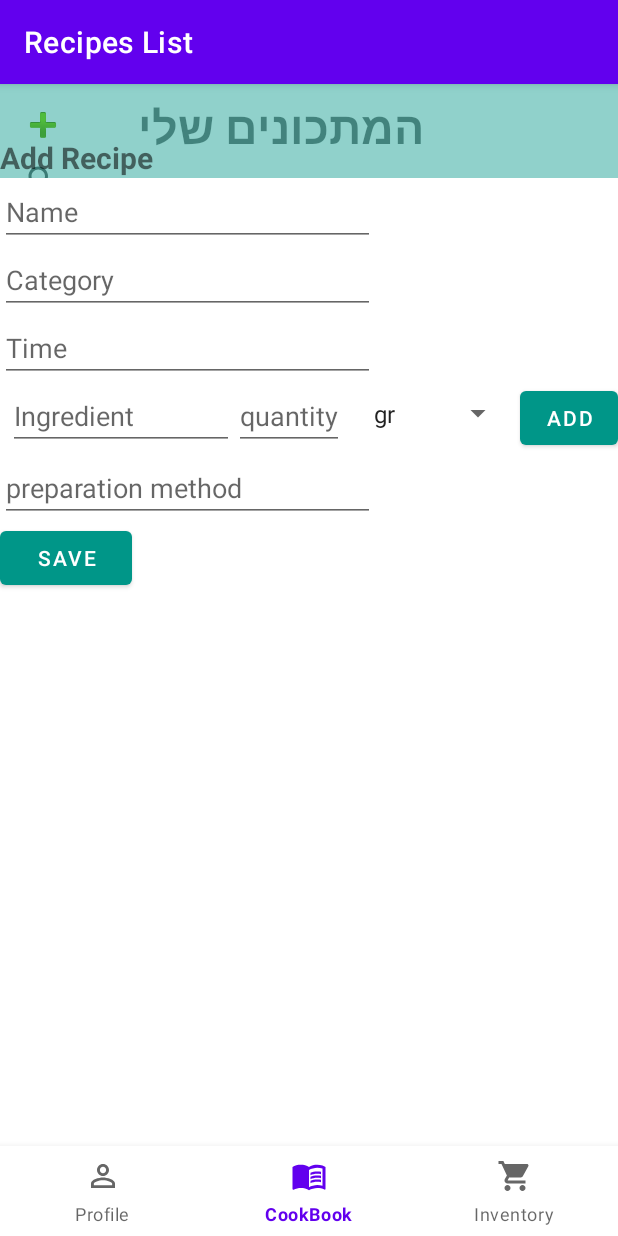
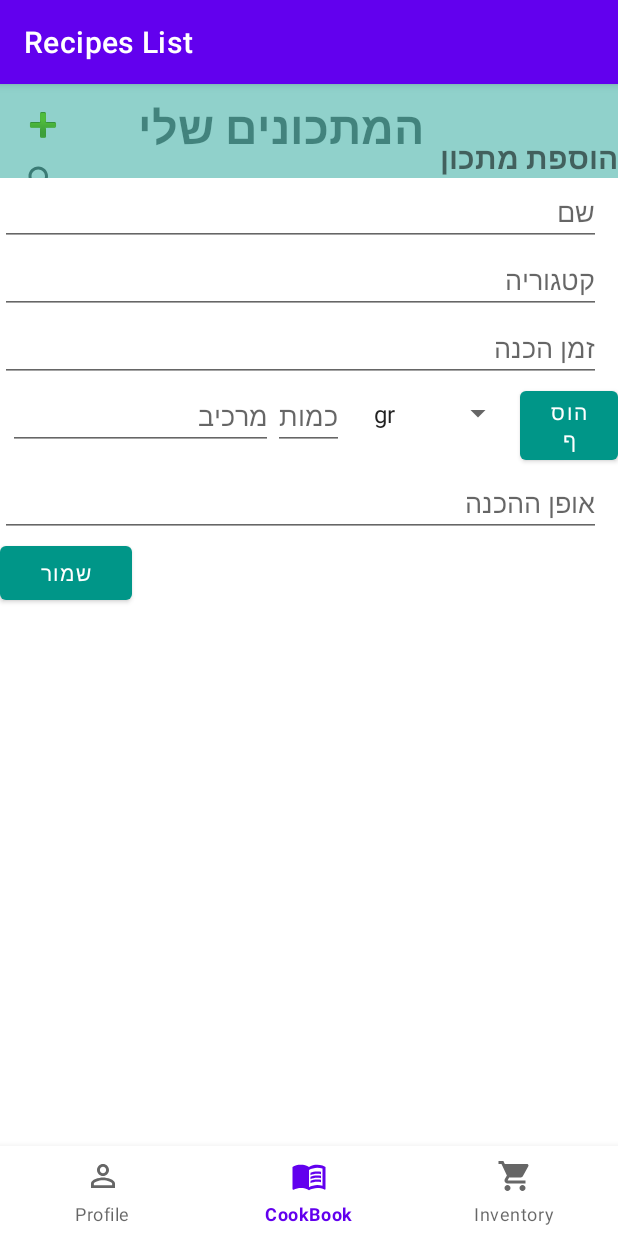
Before and after one commit to LeahMi/FinalProject, an Android app: the fragment AddRecipeFragment placed in its activity, on a phone screen of 412 x 824 dp. Run offline under Robolectric (Android 15) with nearby library versions, the phone set to English and light mode, and no system bars; our stand-ins replace Firebase (no records; nobody signed in at launch, a user with empty details on screens opened directly), navigation-ui.

Commit message:
change the xml to hebrew

```diff
--- a/app/src/main/res/layout/fragment_add_recipe.xml
+++ b/app/src/main/res/layout/fragment_add_recipe.xml
@@ -14,9 +14,9 @@
     android:paddingBottom="0dp">
 
     <TextView
-        android:layout_width="wrap_content"
+        android:layout_width="match_parent"
         android:layout_height="wrap_content"
-        android:text="Add Recipe"
+        android:text="הוספת מתכון"
         android:textSize="20dp"
         android:textStyle="bold" />
 
@@ -33,24 +33,24 @@
 
             <EditText
                 android:id="@+id/name"
-                android:layout_width="250dp"
+                android:layout_width="match_parent"
                 android:layout_height="wrap_content"
                 android:layout_marginRight="11dp"
-                android:hint="Name" />
+                android:hint="שם" />
 
             <EditText
                 android:id="@+id/category"
-                android:layout_width="250dp"
+                android:layout_width="match_parent"
                 android:layout_height="wrap_content"
                 android:layout_marginRight="11dp"
-                android:hint="Category" />
+                android:hint="קטגוריה" />
 
             <EditText
                 android:id="@+id/time"
-                android:layout_width="250dp"
+                android:layout_width="match_parent"
                 android:layout_height="wrap_content"
                 android:layout_marginRight="11dp"
-                android:hint="Time" />
+                android:hint="זמן הכנה" />
 
             <RelativeLayout
                 android:layout_width="match_parent"
@@ -61,7 +61,7 @@
                     android:layout_width="65dp"
                     android:layout_height="match_parent"
                     android:layout_alignParentRight="true"
-                    android:text="Add"
+                    android:text="הוסף"
                     app:backgroundTint="#009688" />
 
 
@@ -73,7 +73,7 @@
                     android:layout_marginStart="5dp"
                     android:layout_marginRight="33dp"
                     android:layout_toLeftOf="@id/quantity"
-                    android:hint="Ingredient" />
+                    android:hint="מרכיב" />
 
                 <EditText
                     android:id="@+id/quantity"
@@ -81,7 +81,7 @@
                     android:layout_height="match_parent"
                     android:layout_marginRight="12dp"
                     android:layout_toLeftOf="@id/spinner2"
-                    android:hint="quantity" />
+                    android:hint="כמות" />
 
                 <Spinner
                     android:id="@+id/spinner2"
@@ -90,10 +90,8 @@
                     android:layout_marginEnd="4dp"
                     android:layout_toStartOf="@+id/add" />
             </RelativeLayout>
-            <!--            <ScrollView-->
-            <!--                android:layout_width="match_parent"-->
-            <!--                android:layout_height="wrap_content"-->
-            <!--                android:id="@+id/scrollView">-->
+
+
             <LinearLayout
                 android:id="@+id/container"
                 android:layout_width="match_parent"
@@ -102,19 +100,19 @@
 
             <EditText
                 android:id="@+id/prep"
-                android:layout_width="250dp"
+                android:layout_width="match_parent"
                 android:layout_height="wrap_content"
                 android:layout_marginRight="11dp"
-                android:hint="preparation method" />
+                android:hint="אופן ההכנה" />
 
             <Button
                 android:id="@+id/saveBtn"
                 android:layout_width="wrap_content"
                 android:layout_height="wrap_content"
-                android:text="SAVE"
+                android:text="שמור"
                 app:backgroundTint="#009688"></Button>
 
-            <!--            </ScrollView>-->
+
         </LinearLayout>
 
     </ScrollView>
--- a/app/src/main/res/layout/fragment_inventory.xml
+++ b/app/src/main/res/layout/fragment_inventory.xml
@@ -34,7 +34,7 @@
         android:id="@+id/btn_Add_ing"
         android:layout_width="95dp"
         android:layout_height="34dp"
-        android:text="Button"
+        android:text="הוספה למלאי"
         tools:layout_editor_absoluteX="159dp"
         tools:layout_editor_absoluteY="528dp" />
 
--- a/app/src/main/res/layout/fragment_list_shopping.xml
+++ b/app/src/main/res/layout/fragment_list_shopping.xml
@@ -26,7 +26,7 @@
         android:layout_alignParentBottom="true"
         android:layout_marginEnd="-10dp"
         android:layout_marginBottom="183dp"
-        android:text="Save"
+        android:text="שמור"
         app:backgroundTint="#03A9F4" />
 
 </RelativeLayout>
```
Also changed, not shown: app/src/main/res/layout/fragment_add_ingredient.xml (+9 -9 lines), app/src/main/res/layout/fragment_item_details.xml (+13 -12 lines).
